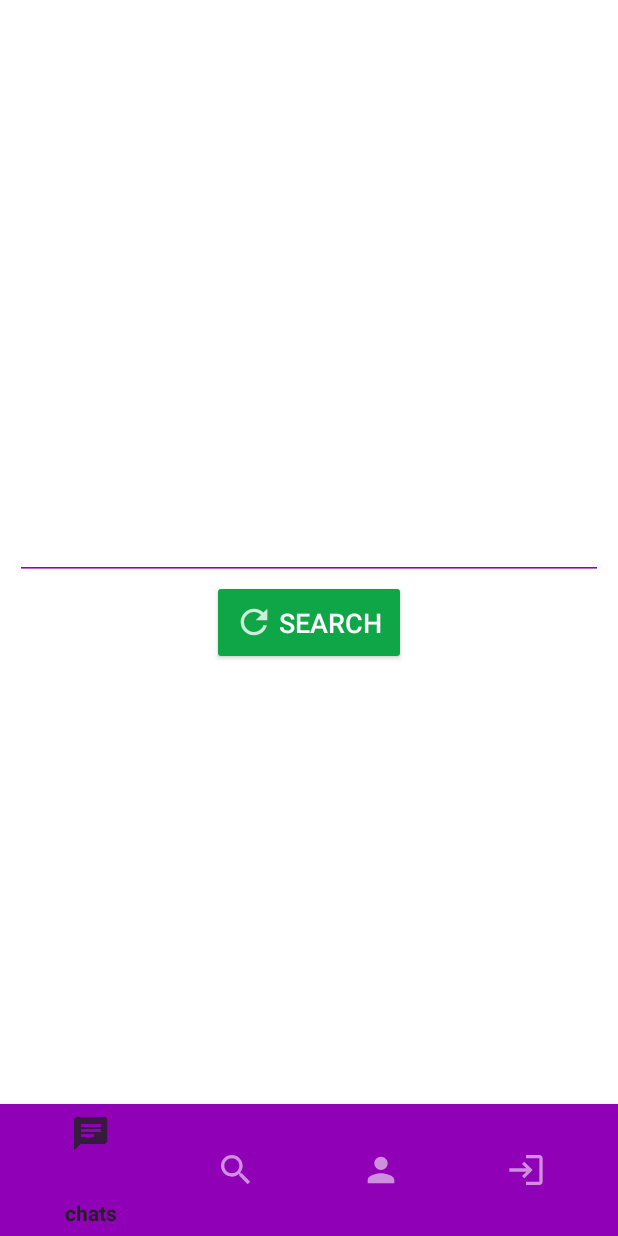
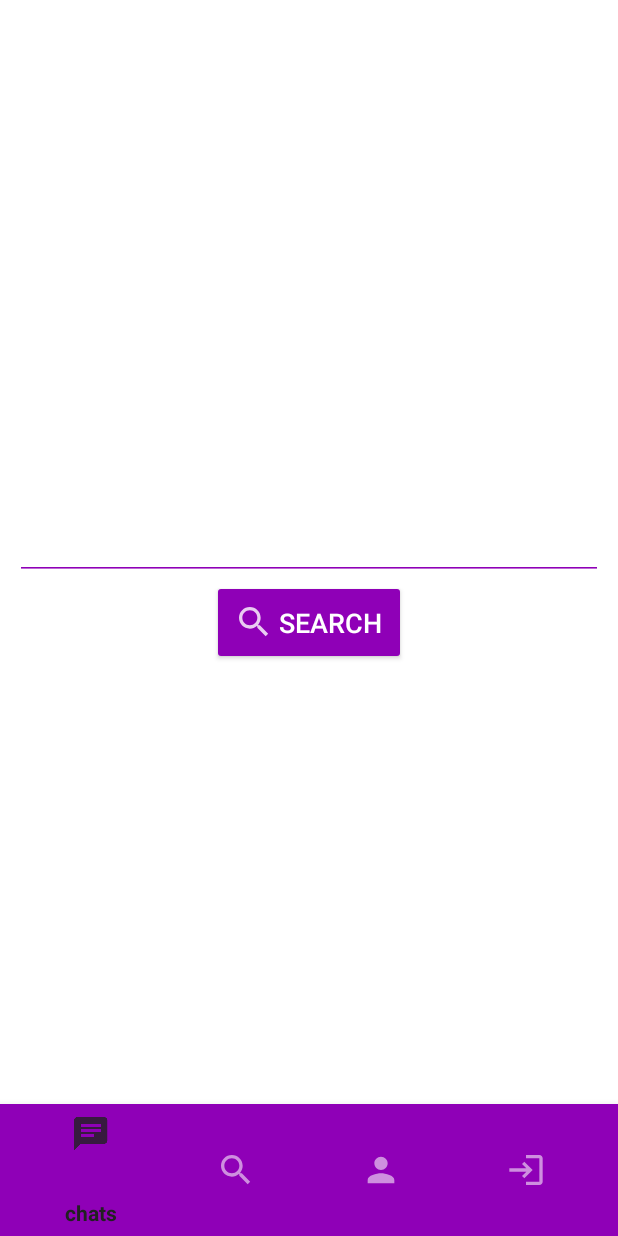
Before and after one commit to kashifisonly1/MC_GroupProject, an Android app: the screen it shows after launch once a user with an empty profile is signed in (MainActivity), item 2 of the bottom bar chosen, on a phone screen of 412 x 824 dp. Run offline under Robolectric (Android 15) with nearby library versions, the phone set to English and light mode, and no system bars; our stand-ins replace Firebase (no records; nobody signed in at launch, a user with empty details on screens opened directly); libraries missing offline, so code that uses them is left out: com.mikhaellopez.circularimageview.

Commit message:
Update fragment_search.xml

```diff
--- a/WhatsappClone/app/src/main/res/layout/fragment_search.xml
+++ b/WhatsappClone/app/src/main/res/layout/fragment_search.xml
@@ -43,8 +43,8 @@
             android:id="@+id/searchPhoneBTN"
             android:layout_width="wrap_content"
             android:layout_height="wrap_content"
-            android:backgroundTint="#0FA647"
-            android:drawableLeft="@drawable/ic_upd_w"
+            android:backgroundTint="@color/violet"
+            android:drawableLeft="@drawable/ic_search_w"
             android:padding="16dp"
             android:text=" Search"
             android:textSize="18sp" />
```
